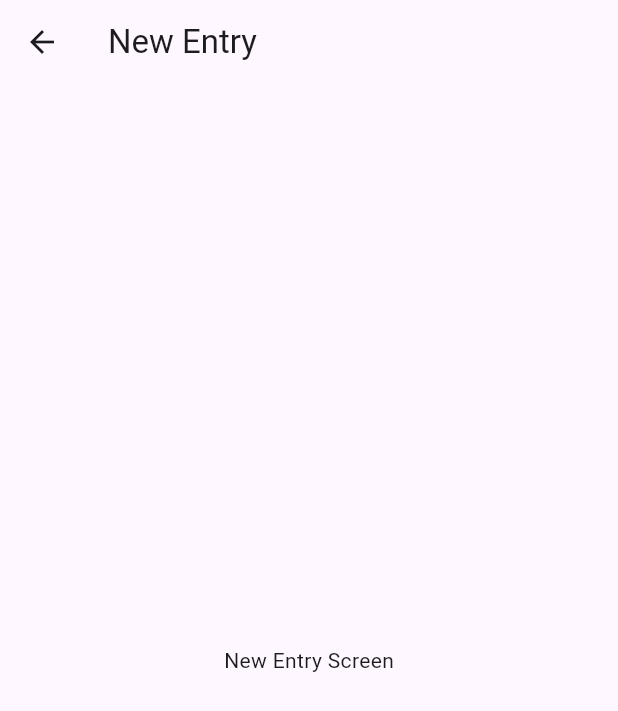
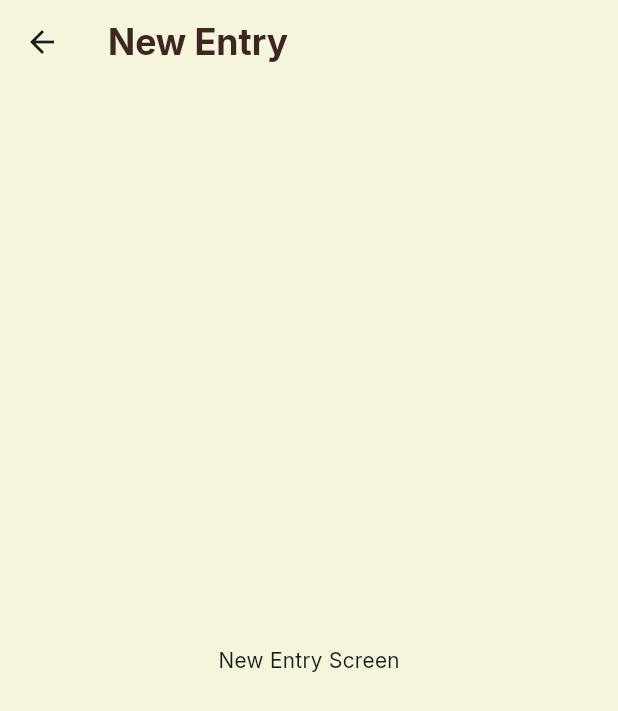
Before and after one commit to gianworks/emotiary, a Flutter app: the screen it shows after launch, after a tap on the "edit" icon, on a phone screen of 412 x 824 dp. Shown: the top 711 px of the screen. Run offline on Flutter 3.47's test engine with Material 3 defaults, Android fonts, the phone set to English and light mode, and no system bars; our stand-ins replace animated_bottom_navigation_bar.

Commit message:
Add app theme and colors, update main screen navigation

```diff
--- a/lib/main.dart
+++ b/lib/main.dart
@@ -1,4 +1,5 @@
 import "package:flutter/material.dart";
+import "package:emotiary/theme/app_theme.dart";
 import "package:emotiary/screens/main_screen.dart";
 
 void main() {
@@ -10,8 +11,9 @@ class MainApp extends StatelessWidget {
 
   @override
   Widget build(BuildContext context) {
-    return const MaterialApp(
+    return MaterialApp(
       title: "Emotiary",
+      theme: AppTheme.appThemeData,
       debugShowCheckedModeBanner: false,
       home: MainScreen()
     );
--- a/lib/screens/main_screen.dart
+++ b/lib/screens/main_screen.dart
@@ -1,4 +1,5 @@
 import "package:flutter/material.dart";
+import "package:emotiary/theme/app_colors.dart";
 import "package:emotiary/screens/home_screen.dart";
 import "package:emotiary/screens/new_entry_screen.dart";
 import "package:emotiary/screens/insights_screen.dart";
@@ -14,10 +15,10 @@ class MainScreen extends StatefulWidget {
 class _MainScreenState extends State<MainScreen> {
   final PageController _pageController = PageController();
 
-  final List<IconData> _icons = [
-    Icons.home,
-    Icons.bar_chart_rounded
-  ];
+  final Map<String, IconData> _icons = {
+    "Home": Icons.home,
+    "Insights": Icons.bar_chart_rounded
+  };
 
   final List<Widget> _screens = [
     HomeScreen(),
@@ -46,15 +47,23 @@ class _MainScreenState extends State<MainScreen> {
         child: Icon(Icons.edit_rounded)
       ),
       floatingActionButtonLocation: FloatingActionButtonLocation.centerDocked,
-      bottomNavigationBar: AnimatedBottomNavigationBar(
-        icons: _icons,
+      bottomNavigationBar: AnimatedBottomNavigationBar.builder(
+        height: 64,
+        leftCornerRadius: 32,
+        rightCornerRadius: 32,
+        itemCount: _icons.length,
         activeIndex: _bottomNavIndex,
+        tabBuilder: (int index, bool isActive) {
+          return Column(
+            children: [
+              const SizedBox(height: 15),
+              Icon(_icons.values.elementAt(index), color: isActive ? AppColors.veryDarkBrown : Colors.grey),
+              Text(_icons.keys.elementAt(index), style: TextStyle(color: isActive ? AppColors.veryDarkBrown : Colors.grey))
+            ]
+          );
+        },
         gapLocation: GapLocation.center,
         notchSmoothness: NotchSmoothness.verySmoothEdge,
-        leftCornerRadius: 32,
-        rightCornerRadius: 32,
-        activeColor: Colors.black,
-        inactiveColor: Colors.grey,
         onTap: (index) {
           setState(() => _bottomNavIndex = index);
           _pageController.animateToPage(_bottomNavIndex, duration: Duration(milliseconds: 300), curve: Curves.easeInOut);
--- /dev/null
+++ b/lib/theme/app_colors.dart
@@ -0,0 +1,8 @@
+import "package:flutter/material.dart";
+
+class AppColors {
+  static const Color beige = Color(0xFFF5F5DC);
+  static const Color sienna = Color(0xFFA0522D);
+  static const Color saddleBrown = Color(0xFF8B4513);
+  static const Color veryDarkBrown = Color(0xFF3E2723);
+}
--- /dev/null
+++ b/lib/theme/app_theme.dart
@@ -0,0 +1,22 @@
+import "package:flutter/material.dart";
+import "package:emotiary/theme/app_colors.dart";
+
+class AppTheme {
+  static ThemeData appThemeData = ThemeData(
+    fontFamily: "Inter",
+    scaffoldBackgroundColor: AppColors.beige,
+    floatingActionButtonTheme: FloatingActionButtonThemeData(
+      backgroundColor: AppColors.sienna,
+      foregroundColor: Colors.white
+    ),
+    appBarTheme: AppBarTheme(
+      titleTextStyle: TextStyle(
+        fontFamily: "Inter",
+        fontSize: 24,
+        fontWeight: FontWeight.bold,
+        color: AppColors.veryDarkBrown
+      ),
+      backgroundColor: AppColors.beige,
+    )
+  );
+}
```
